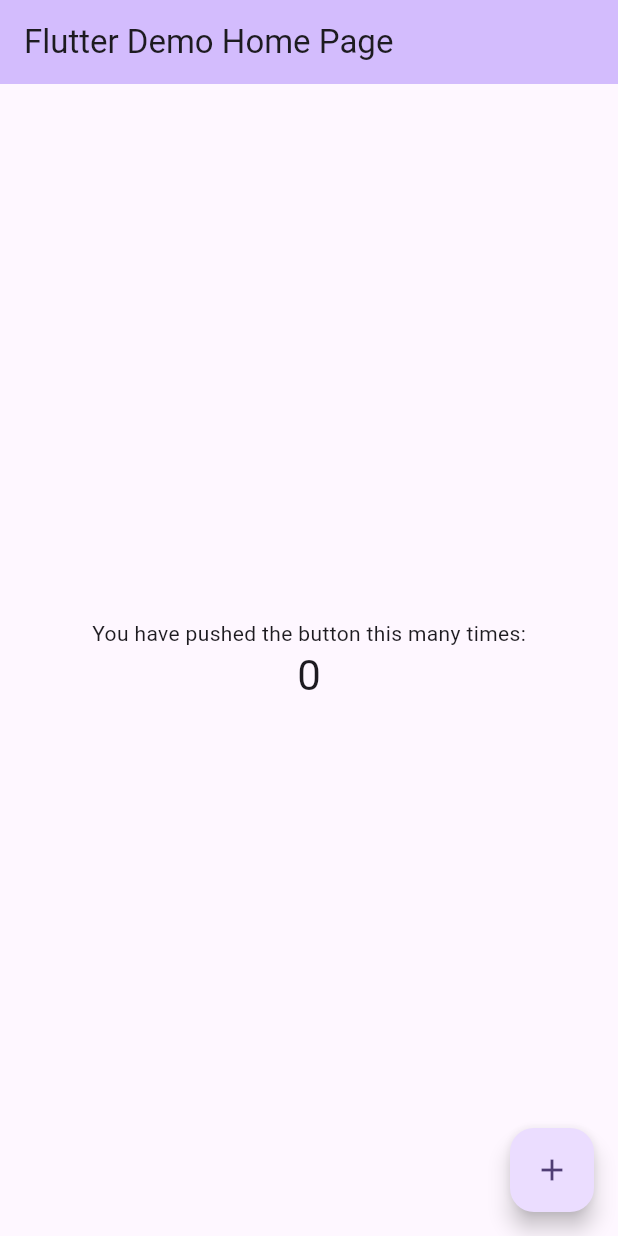
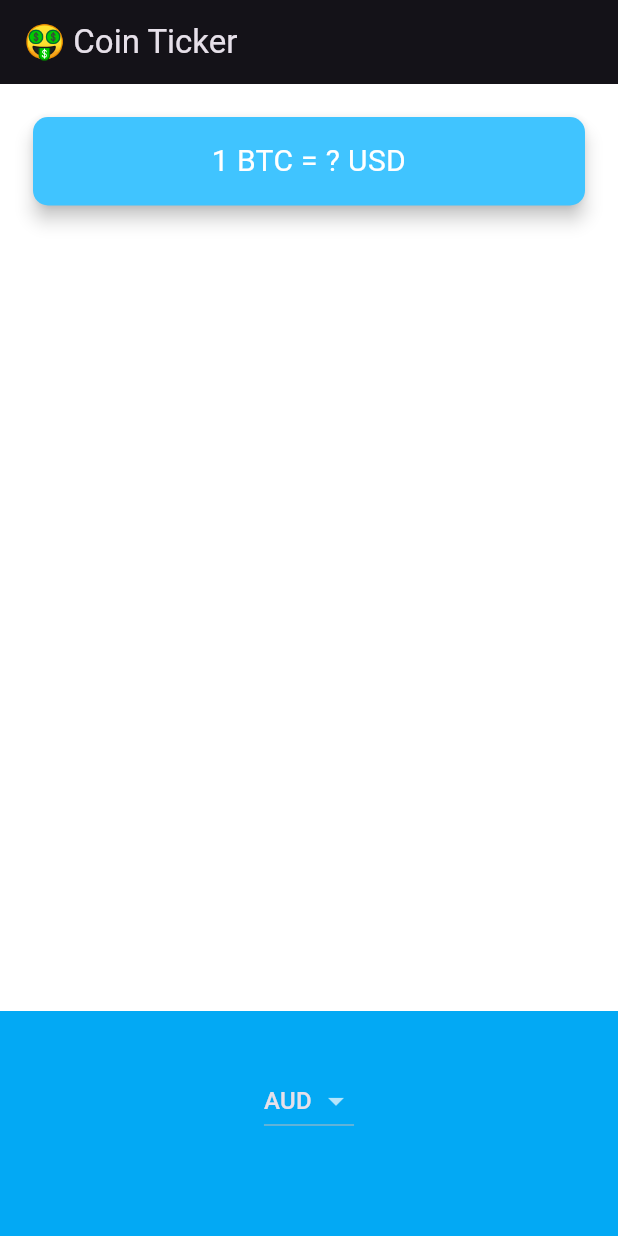
Before and after one commit to WinHtunOo29/Bitcoin-Ticker, a Flutter app: the screen it shows after launch, on a phone screen of 412 x 824 dp. Run offline on Flutter 3.47's test engine with Material 3 defaults, Android fonts, the phone set to English and light mode, and no system bars.

Commit message:
dropdown menu

```diff
--- /dev/null
+++ b/bitcoint_ticker/lib/coin_data.dart
@@ -0,0 +1,31 @@
+const List<String> currenciesList = [
+  'AUD',
+  'BRL',
+  'CAD',
+  'CNY',
+  'EUR',
+  'GBP',
+  'HKD',
+  'IDR',
+  'ILS',
+  'INR',
+  'JPY',
+  'MXN',
+  'NOK',
+  'NZD',
+  'PLN',
+  'RON',
+  'RUB',
+  'SEK',
+  'SGD',
+  'USD',
+  'ZAR'
+];
+
+const List<String> cryptoList = [
+  'BTC',
+  'ETH',
+  'LTC',
+];
+
+class CoinData {}
--- a/bitcoint_ticker/lib/main.dart
+++ b/bitcoint_ticker/lib/main.dart
@@ -1,125 +1,18 @@
 import 'package:flutter/material.dart';
+import 'views/price_screen.dart';
 
-void main() {
-  runApp(const MyApp());
-}
+void main() => runApp(MyApp());
 
 class MyApp extends StatelessWidget {
   const MyApp({super.key});
 
-  // This widget is the root of your application.
   @override
   Widget build(BuildContext context) {
     return MaterialApp(
-      title: 'Flutter Demo',
-      theme: ThemeData(
-        // This is the theme of your application.
-        //
-        // TRY THIS: Try running your application with "flutter run". You'll see
-        // the application has a purple toolbar. Then, without quitting the app,
-        // try changing the seedColor in the colorScheme below to Colors.green
-        // and then invoke "hot reload" (save your changes or press the "hot
-        // reload" button in a Flutter-supported IDE, or press "r" if you used
-        // the command line to start the app).
-        //
-        // Notice that the counter didn't reset back to zero; the application
-        // state is not lost during the reload. To reset the state, use hot
-        // restart instead.
-        //
-        // This works for code too, not just values: Most code changes can be
-        // tested with just a hot reload.
-        colorScheme: ColorScheme.fromSeed(seedColor: Colors.deepPurple),
-        useMaterial3: true,
-      ),
-      home: const MyHomePage(title: 'Flutter Demo Home Page'),
+      theme: ThemeData.dark().copyWith(
+          primaryColor: Colors.lightBlue,
+          scaffoldBackgroundColor: Colors.white),
+      home: PriceScreen(),
     );
   }
 }
-
-class MyHomePage extends StatefulWidget {
-  const MyHomePage({super.key, required this.title});
-
-  // This widget is the home page of your application. It is stateful, meaning
-  // that it has a State object (defined below) that contains fields that affect
-  // how it looks.
-
-  // This class is the configuration for the state. It holds the values (in this
-  // case the title) provided by the parent (in this case the App widget) and
-  // used by the build method of the State. Fields in a Widget subclass are
-  // always marked "final".
-
-  final String title;
-
-  @override
-  State<MyHomePage> createState() => _MyHomePageState();
-}
-
-class _MyHomePageState extends State<MyHomePage> {
-  int _counter = 0;
-
-  void _incrementCounter() {
-    setState(() {
-      // This call to setState tells the Flutter framework that something has
-      // changed in this State, which causes it to rerun the build method below
-      // so that the display can reflect the updated values. If we changed
-      // _counter without calling setState(), then the build method would not be
-      // called again, and so nothing would appear to happen.
-      _counter++;
-    });
-  }
-
-  @override
-  Widget build(BuildContext context) {
-    // This method is rerun every time setState is called, for instance as done
-    // by the _incrementCounter method above.
-    //
-    // The Flutter framework has been optimized to make rerunning build methods
-    // fast, so that you can just rebuild anything that needs updating rather
-    // than having to individually change instances of widgets.
-    return Scaffold(
-      appBar: AppBar(
-        // TRY THIS: Try changing the color here to a specific color (to
-        // Colors.amber, perhaps?) and trigger a hot reload to see the AppBar
-        // change color while the other colors stay the same.
-        backgroundColor: Theme.of(context).colorScheme.inversePrimary,
-        // Here we take the value from the MyHomePage object that was created by
-        // the App.build method, and use it to set our appbar title.
-        title: Text(widget.title),
-      ),
-      body: Center(
-        // Center is a layout widget. It takes a single child and positions it
-        // in the middle of the parent.
-        child: Column(
-          // Column is also a layout widget. It takes a list of children and
-          // arranges them vertically. By default, it sizes itself to fit its
-          // children horizontally, and tries to be as tall as its parent.
-          //
-          // Column has various properties to control how it sizes itself and
-          // how it positions its children. Here we use mainAxisAlignment to
-          // center the children vertically; the main axis here is the vertical
-          // axis because Columns are vertical (the cross axis would be
-          // horizontal).
-          //
-          // TRY THIS: Invoke "debug painting" (choose the "Toggle Debug Paint"
-          // action in the IDE, or press "p" in the console), to see the
-          // wireframe for each widget.
-          mainAxisAlignment: MainAxisAlignment.center,
-          children: <Widget>[
-            const Text(
-              'You have pushed the button this many times:',
-            ),
-            Text(
-              '$_counter',
-              style: Theme.of(context).textTheme.headlineMedium,
-            ),
-          ],
-        ),
-      ),
-      floatingActionButton: FloatingActionButton(
-        onPressed: _incrementCounter,
-        tooltip: 'Increment',
-        child: const Icon(Icons.add),
-      ), // This trailing comma makes auto-formatting nicer for build methods.
-    );
-  }
-}
--- /dev/null
+++ b/bitcoint_ticker/lib/views/price_screen.dart
@@ -0,0 +1,76 @@
+import 'package:bitcoint_ticker/coin_data.dart';
+import 'package:flutter/material.dart';
+
+class PriceScreen extends StatefulWidget {
+  @override
+  _PriceScreenState createState() => _PriceScreenState();
+}
+
+class _PriceScreenState extends State<PriceScreen> {
+  String selectedCurrency = currenciesList.first;
+
+  List<DropdownMenuItem> getDropDownItems() {
+    List<DropdownMenuItem<String>> dropDownItems = [];
+    for (String currency in currenciesList) {
+      var newItem = DropdownMenuItem(
+        value: currency,
+        child: Text(
+          currency,
+        ),
+      );
+      dropDownItems.add(newItem);
+    }
+    return dropDownItems;
+  }
+
+  @override
+  Widget build(BuildContext context) {
+    return Scaffold(
+      appBar: AppBar(
+        title: Text('🤑 Coin Ticker'),
+      ),
+      body: Column(
+        mainAxisAlignment: MainAxisAlignment.spaceBetween,
+        crossAxisAlignment: CrossAxisAlignment.stretch,
+        children: <Widget>[
+          Padding(
+            padding: EdgeInsets.fromLTRB(18.0, 18.0, 18.0, 0),
+            child: Card(
+              color: Colors.lightBlueAccent,
+              elevation: 5.0,
+              shape: RoundedRectangleBorder(
+                borderRadius: BorderRadius.circular(10.0),
+              ),
+              child: Padding(
+                padding: EdgeInsets.symmetric(vertical: 15.0, horizontal: 28.0),
+                child: Text(
+                  '1 BTC = ? USD',
+                  textAlign: TextAlign.center,
+                  style: TextStyle(
+                    fontSize: 20.0,
+                    color: Colors.white,
+                  ),
+                ),
+              ),
+            ),
+          ),
+          Container(
+            height: 150.0,
+            alignment: Alignment.center,
+            padding: EdgeInsets.only(bottom: 30.0),
+            color: Colors.lightBlue,
+            child: DropdownButton(
+              value: selectedCurrency,
+              items: getDropDownItems(),
+              onChanged: (value) {
+                setState(() {
+                  selectedCurrency = value.toString();
+                });
+              },
+            ),
+          ),
+        ],
+      ),
+    );
+  }
+}
```
Also changed, not shown: bitcoint_ticker/pubspec.yaml (+1 -66 lines), 57 other files.
